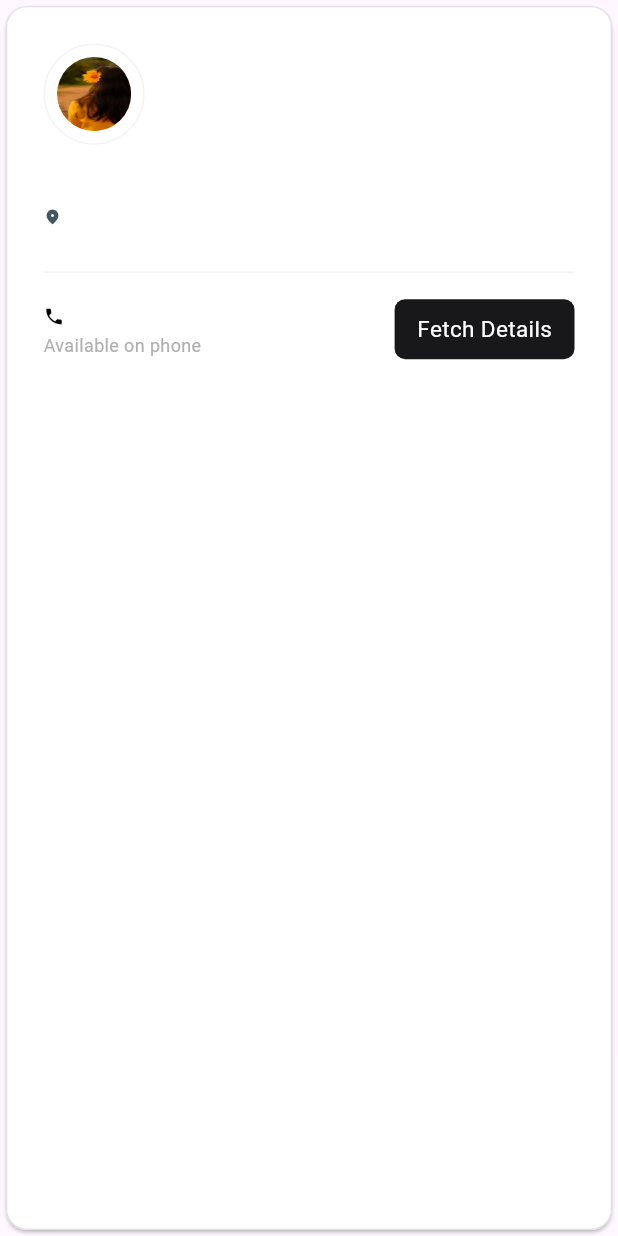
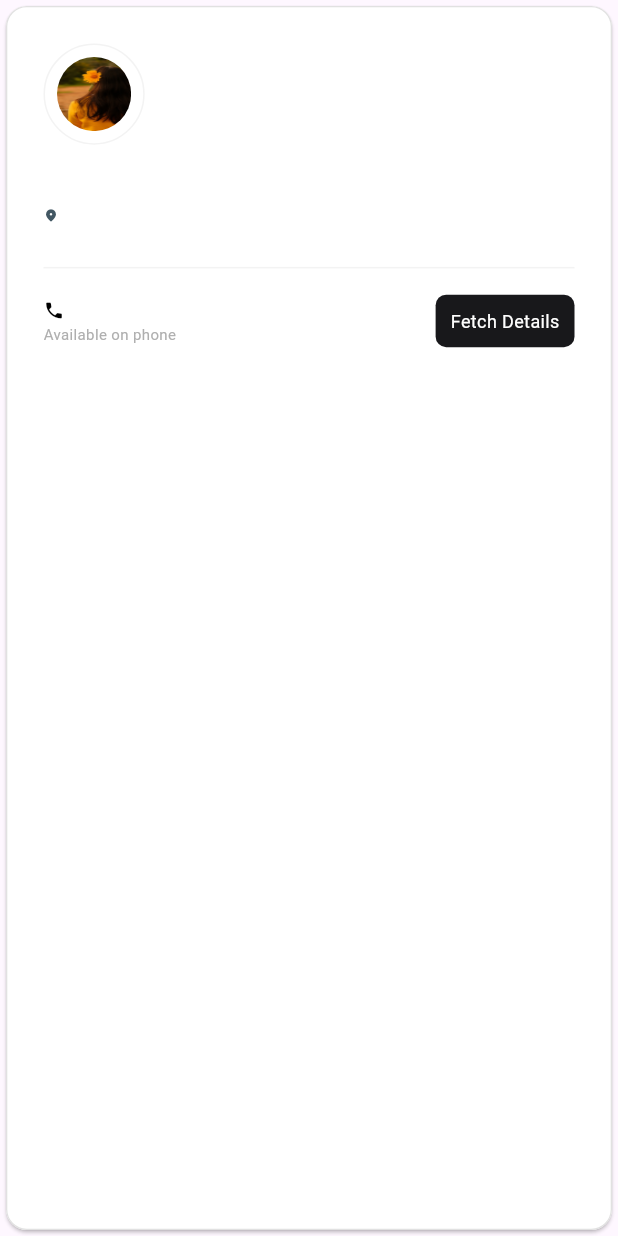
Before and after one commit to Harshsawkare/GetX-search-with-flutter, a Flutter app: the UserCard widget shown alone on an empty page, opened directly with empty values, on a phone screen of 412 x 824 dp. Run offline on Flutter 3.47's test engine with Material 3 defaults, Android fonts, the phone set to English and light mode, and no system bars; our stand-ins replace cloud_firestore, connectivity_plus, firebase_core, get, webview_flutter; accounts and stored records are empty.

Commit message:
AppIcon and UI related change

```diff
--- a/lib/widgets/user_card.dart
+++ b/lib/widgets/user_card.dart
@@ -55,7 +55,7 @@ class UserCard extends StatelessWidget {
                 const Icon(
                   Icons.location_on_rounded,
                   color: ColorTheme.locationIcon,
-                  size: 12,
+                  size: 10,
                 ),
                 Padding(
                   padding: const EdgeInsets.only(left: 3),
@@ -63,7 +63,7 @@ class UserCard extends StatelessWidget {
                     user.city,
                     style: const TextStyle(
                       color: ColorTheme.locationIcon,
-                      fontSize: 12,
+                      fontSize: 10,
                     ),
                   ),
                 ),
--- a/lib/widgets/user_card_bottom_row.dart
+++ b/lib/widgets/user_card_bottom_row.dart
@@ -34,7 +34,7 @@ class UserContactAndFetchDetails extends StatelessWidget {
                     user.contactNumber,
                     style: const TextStyle(
                         color: ColorTheme.black01,
-                        fontSize: 14,
+                        fontSize: 12,
                         fontWeight: FontWeight.bold
                     ),
                   ),
@@ -46,7 +46,7 @@ class UserContactAndFetchDetails extends StatelessWidget {
             const Text('Available on phone',
               style: TextStyle(
                 color: ColorTheme.textGrey02,
-                fontSize: 12,
+                fontSize: 10,
               ),
             ),
           ],
@@ -78,18 +78,18 @@ class UserContactAndFetchDetails extends StatelessWidget {
               );
             },
             child: Container(
-              height: 40,
+              height: 35,
               decoration: BoxDecoration(
                   borderRadius: BorderRadius.circular(7),
                   color: ColorTheme.black02
               ),
               child: const Center(
                 child: Padding(
-                  padding: EdgeInsets.symmetric(horizontal: 15),
+                  padding: EdgeInsets.symmetric(horizontal: 10),
                   child: Text('Fetch Details',
                     style: TextStyle(
                       color: ColorTheme.primaryLogo,
-                      fontSize: 15,
+                      fontSize: 12,
                     ),
                   ),
                 ),
```
Also changed, not shown: lib/widgets/user_details_card.dart (+7 -5 lines), 38 other files.
